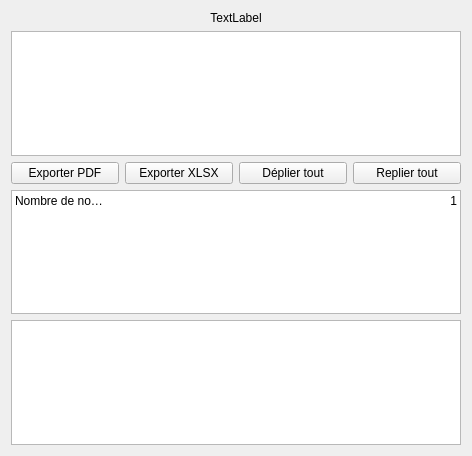
Above: formdisplaytree.ui from GiPiLab/ProtonClassicSuite before the change. Below: the same form after it.
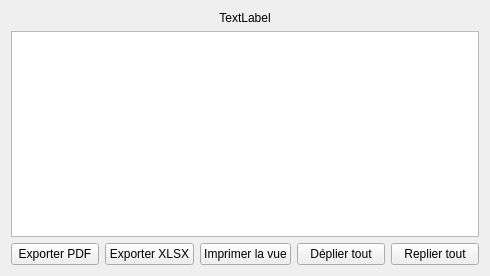
That is the form after the change.

Commit message: Similarity of tree nodes works

What changed in the file:
```diff
--- a/formdisplaytree.ui
+++ b/formdisplaytree.ui
@@ -6,24 +6,14 @@
    <rect>
     <x>0</x>
     <y>0</y>
-    <width>472</width>
-    <height>456</height>
+    <width>490</width>
+    <height>276</height>
    </rect>
   </property>
   <property name="windowTitle">
    <string>Instantané d'arbre</string>
   </property>
   <layout class="QGridLayout" name="gridLayout">
-   <item row="2" column="0">
-    <widget class="QPushButton" name="exportButton">
-     <property name="toolTip">
-      <string>&lt;html&gt;&lt;head/&gt;&lt;body&gt;&lt;p&gt;Dessiner l'arbre dans un PDF pour pouvoir l'imprimer&lt;/p&gt;&lt;/body&gt;&lt;/html&gt;</string>
-     </property>
-     <property name="text">
-      <string>Exporter PDF</string>
-     </property>
-    </widget>
-   </item>
    <item row="2" column="1">
     <widget class="QPushButton" name="exportXLSXButton">
      <property name="toolTip">
@@ -34,80 +24,34 @@
      </property>
     </widget>
    </item>
-   <item row="2" column="2">
+   <item row="2" column="0">
+    <widget class="QPushButton" name="exportButton">
+     <property name="toolTip">
+      <string>&lt;html&gt;&lt;head/&gt;&lt;body&gt;&lt;p&gt;Dessiner l'arbre dans un PDF pour pouvoir l'imprimer&lt;/p&gt;&lt;/body&gt;&lt;/html&gt;</string>
+     </property>
+     <property name="text">
+      <string>Exporter PDF</string>
+     </property>
+    </widget>
+   </item>
+   <item row="0" column="0" colspan="5">
+    <widget class="QLabel" name="label">
+     <property name="text">
+      <string>TextLabel</string>
+     </property>
+     <property name="alignment">
+      <set>Qt::AlignCenter</set>
+     </property>
+    </widget>
+   </item>
+   <item row="2" column="3">
     <widget class="QPushButton" name="expandButton">
      <property name="text">
       <string>Déplier tout</string>
      </property>
     </widget>
    </item>
-   <item row="2" column="3">
-    <widget class="QPushButton" name="collapseButton">
-     <property name="text">
-      <string>Replier tout</string>
-     </property>
-    </widget>
-   </item>
-   <item row="3" column="0" colspan="4">
-    <widget class="QTableWidget" name="tableWidget">
-     <property name="sizePolicy">
-      <sizepolicy hsizetype="Expanding" vsizetype="Maximum">
-       <horstretch>0</horstretch>
-       <verstretch>0</verstretch>
-      </sizepolicy>
-     </property>
-     <property name="editTriggers">
-      <set>QAbstractItemView::NoEditTriggers</set>
-     </property>
-     <property name="selectionMode">
-      <enum>QAbstractItemView::NoSelection</enum>
-     </property>
-     <property name="showGrid">
-      <bool>false</bool>
-     </property>
-     <property name="wordWrap">
-      <bool>false</bool>
-     </property>
-     <property name="cornerButtonEnabled">
-      <bool>false</bool>
-     </property>
-     <property name="rowCount">
-      <number>1</number>
-     </property>
-     <property name="columnCount">
-      <number>2</number>
-     </property>
-     <attribute name="horizontalHeaderVisible">
-      <bool>false</bool>
-     </attribute>
-     <attribute name="horizontalHeaderStretchLastSection">
-      <bool>true</bool>
-     </attribute>
-     <attribute name="verticalHeaderVisible">
-      <bool>false</bool>
-     </attribute>
-     <attribute name="verticalHeaderDefaultSectionSize">
-      <number>20</number>
-     </attribute>
-     <row/>
-     <column/>
-     <column/>
-     <item row="0" column="0">
-      <property name="text">
-       <string>Nombre de noeuds</string>
-      </property>
-     </item>
-     <item row="0" column="1">
-      <property name="text">
-       <string>1</string>
-      </property>
-      <property name="textAlignment">
-       <set>AlignRight|AlignVCenter</set>
-      </property>
-     </item>
-    </widget>
-   </item>
-   <item row="1" column="0" colspan="4">
+   <item row="1" column="0" colspan="5">
     <widget class="QTreeView" name="treeView">
      <property name="editTriggers">
       <set>QAbstractItemView::NoEditTriggers</set>
@@ -123,20 +67,17 @@
      </property>
     </widget>
    </item>
-   <item row="0" column="0" colspan="4">
-    <widget class="QLabel" name="label">
+   <item row="2" column="4">
+    <widget class="QPushButton" name="collapseButton">
      <property name="text">
-      <string>TextLabel</string>
-     </property>
-     <property name="alignment">
-      <set>Qt::AlignCenter</set>
+      <string>Replier tout</string>
      </property>
     </widget>
    </item>
-   <item row="4" column="0" colspan="4">
-    <widget class="QTableView" name="similarityTableView">
-     <property name="sortingEnabled">
-      <bool>true</bool>
+   <item row="2" column="2">
+    <widget class="QPushButton" name="printViewButton">
+     <property name="text">
+      <string>Imprimer la vue</string>
      </property>
     </widget>
    </item>
```
The commit also changes 15 other files.
